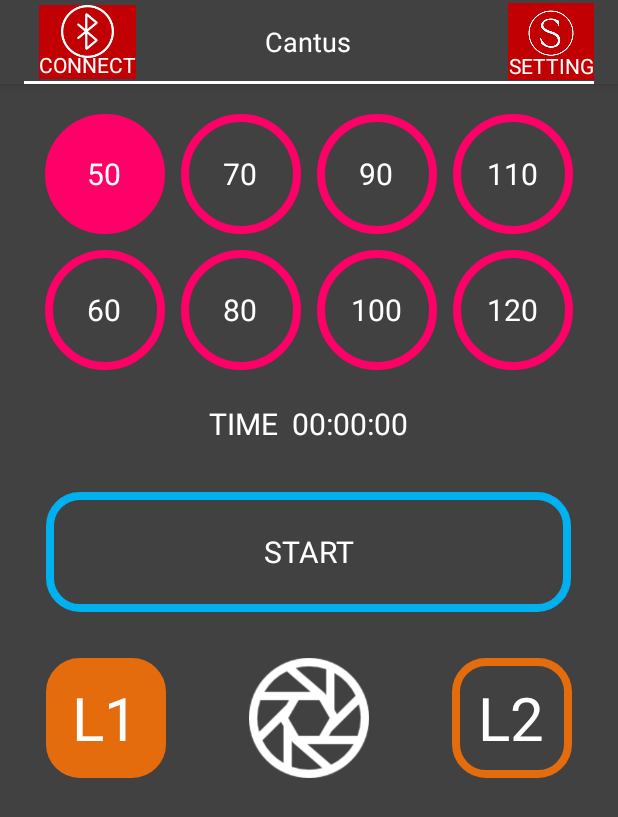
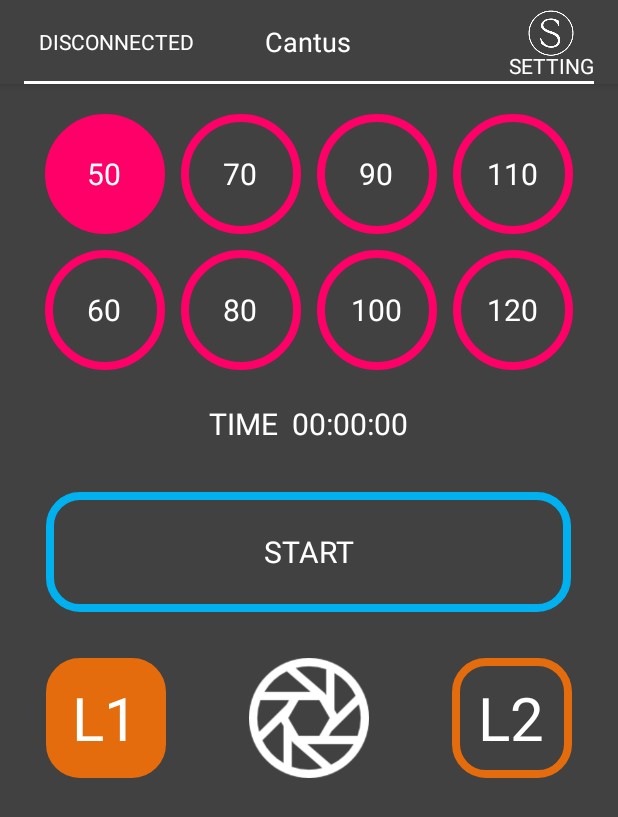
Before and after one commit to FinnYu/Cantus, an Android app: the MainActivity screen opened directly, with no data from a screen before it, on a phone screen of 412 x 824 dp. Shown: the top 817 px of the screen. Run offline under Robolectric (Android 15) with nearby library versions, the phone set to English and light mode, and no system bars; 1 statement that could not run was skipped.

Commit message:
테스트용 액션바 컬러링 삭제 액션바 사이즈 키움
아래 키워드로 검색 시 해당 기능 변경 가능
시간 흐름 경고 제한 시간
블루투스 모듈 이름
STOP 시 타이머 리셋

```diff
--- a/app/src/main/AndroidManifest.xml
+++ b/app/src/main/AndroidManifest.xml
@@ -11,7 +11,7 @@
 
     <application
         android:allowBackup="true"
-        android:icon="@mipmap/ic_launcher"
+        android:icon="@drawable/icon"
         android:label="@string/app_name"
         android:roundIcon="@mipmap/ic_launcher_round"
         android:supportsRtl="true"
--- a/app/src/main/java/com/nj/cantus/MainActivity.java
+++ b/app/src/main/java/com/nj/cantus/MainActivity.java
@@ -71,7 +71,7 @@ public class MainActivity extends AppCompatActivity
 
 	private TextView timerView;
 	private TextView bluetoothTextView;
-	private String connectionStatus = "CONNECT";
+	private String connectionStatus = "DISCONNECTED";
 	private int connectionColor = Color.WHITE;
 	private int elapsedTime = 0;
 	private boolean isTimerRunning = false;
@@ -180,7 +180,8 @@ public class MainActivity extends AppCompatActivity
 					if (isTimerRunning)
 					{
 						startButton.setText("START");
-						cancelTimer();
+						// STOP 시 타이머 리셋
+//						cancelTimer();
 					}
 					else
 					{
@@ -449,6 +450,7 @@ public class MainActivity extends AppCompatActivity
 			Log.i("callbackType", String.valueOf(callbackType));
 			Log.i("result", result.toString());
 			btDevice = result.getDevice();
+			// Todo: 블루투스 모듈 이름
 			if (btDevice != null && btDevice.getName() != null && btDevice.getName().contains("HM"))
 				connectToDevice(btDevice);
 		}
@@ -543,6 +545,7 @@ public class MainActivity extends AppCompatActivity
 		int sec = r;
 		timerView.setText(String.format(Locale.KOREA, "TIME\t\t%02d:%02d:%02d", hour, minute, sec));
 
+		// Todo: 시간 흐름 경고 제한 시간
 		if (time >= 60 * 30)
 			timerView.setTextColor(Color.YELLOW);
 		else
@@ -559,18 +562,18 @@ public class MainActivity extends AppCompatActivity
 		updateStartButtonState();
 	}
 
-	private void setConnectedStatus(boolean connected)
+	private void setConnectedStatus(boolean connectedStatus)
 	{
 		updateStartButtonState();
-		this.connected = connected;
+		this.connected = connectedStatus;
 
-		if (connected) {
+		if (connectedStatus) {
 			runOnUiThread(new Runnable()
 			{
 				@Override
 				public void run()
 				{
-					connectionStatus = "DISCONNECT";
+					connectionStatus = "CONNECTED";
 					connectionColor = Color.RED;
 					applyConnectionStatus();
 				}
@@ -583,7 +586,7 @@ public class MainActivity extends AppCompatActivity
 				@Override
 				public void run()
 				{
-					connectionStatus = "CONNECT";
+					connectionStatus = "DISCONNECTED";
 					connectionColor = Color.WHITE;
 					applyConnectionStatus();
 				}
@@ -635,36 +638,36 @@ public class MainActivity extends AppCompatActivity
 		View actionBarView = inflater.inflate(R.layout.layout_actionbar, null);
 		actionBar.setCustomView(actionBarView);
 
-		View bluetoothBtn = actionBarView.findViewById(R.id.btn_bluetooth);
 		View settingBtn = actionBarView.findViewById(R.id.btn_setting);
 
-		bluetoothBtn.setOnTouchListener(new ViewTouchListener());
-		bluetoothBtn.setOnClickListener(new View.OnClickListener()
-		{
-			@Override
-			public void onClick(View view)
-			{
-				if (connected)
-				{
-					// 추후변경: Disconnect 값
-					if (isTimerRunning)
-					{
-						sendCharacter("s");
-						startButton.setText("START");
-						cancelTimer();
-					}
-					if (mGatt != null)
-					{
-						mGatt.disconnect();
-						setConnectedStatus(false);
-					}
-				}
-				else
-				{
-					connectToDevice(btDevice);
-				}
-			}
-		});
+//		View bluetoothBtn = actionBarView.findViewById(R.id.btn_bluetooth);
+//		bluetoothBtn.setOnTouchListener(new ViewTouchListener());
+//		bluetoothBtn.setOnClickListener(new View.OnClickListener()
+//		{
+//			@Override
+//			public void onClick(View view)
+//			{
+//				if (connected)
+//				{
+//					// 추후변경: Disconnect 값
+//					if (isTimerRunning)
+//					{
+//						sendCharacter("s");
+//						startButton.setText("START");
+//						cancelTimer();
+//					}
+//					if (mGatt != null)
+//					{
+//						mGatt.disconnect();
+//						setConnectedStatus(false);
+//					}
+//				}
+//				else
+//				{
+//					connectToDevice(btDevice);
+//				}
+//			}
+//		});
 
 		settingBtn.setOnTouchListener(new ViewTouchListener());
 		settingBtn.setOnClickListener(new View.OnClickListener()
--- a/app/src/main/res/layout/layout_actionbar.xml
+++ b/app/src/main/res/layout/layout_actionbar.xml
@@ -9,20 +9,7 @@
         android:layout_height="wrap_content"
         android:orientation="vertical"
         android:layout_centerVertical="true"
-        android:background="@color/color_red"
         android:layout_marginLeft="10dp">
-
-        <ImageButton
-            android:layout_width="35dp"
-            android:layout_height="35dp"
-            android:layout_gravity="center"
-            android:adjustViewBounds="true"
-            android:scaleType="centerInside"
-            android:background="@android:color/transparent"
-            android:tint="@android:color/white"
-            android:src="@drawable/bluetooth"
-            android:layout_marginBottom="-5dp">
-        </ImageButton>
 
         <TextView
             android:id="@+id/text_bluetooth"
@@ -51,7 +38,6 @@
         android:orientation="vertical"
         android:layout_alignParentRight="true"
         android:layout_centerVertical="true"
-        android:background="@color/color_red"
         android:layout_marginRight="10dp">
 
         <ImageButton
--- a/app/src/main/res/layout/layout_actionbar_setting.xml
+++ b/app/src/main/res/layout/layout_actionbar_setting.xml
@@ -2,13 +2,12 @@
 
 <RelativeLayout xmlns:android="http://schemas.android.com/apk/res/android"
                 android:layout_width="match_parent"
-                android:layout_height="60dp">
+                android:layout_height="800dp">
     <LinearLayout
         android:layout_width="wrap_content"
         android:layout_height="wrap_content"
         android:orientation="vertical"
         android:layout_centerVertical="true"
-        android:background="@color/color_red"
         android:layout_marginLeft="10dp">
 
         <TextView
--- a/app/src/main/res/values/strings.xml
+++ b/app/src/main/res/values/strings.xml
@@ -1,7 +1,7 @@
 
 <resources xmlns:xliff="urn:oasis:names:tc:xliff:document:1.2">
     <string name="app_name">Cantus</string>
-    <string name="bluetooth">CONNECT</string>
+    <string name="bluetooth">DISCONNECTED</string>
     <string name="setting">SETTING</string>
     <string name="back">BACK</string>
 
```
Also changed, not shown: app/src/main/res/drawable/icon.png (added), 4 other files.
